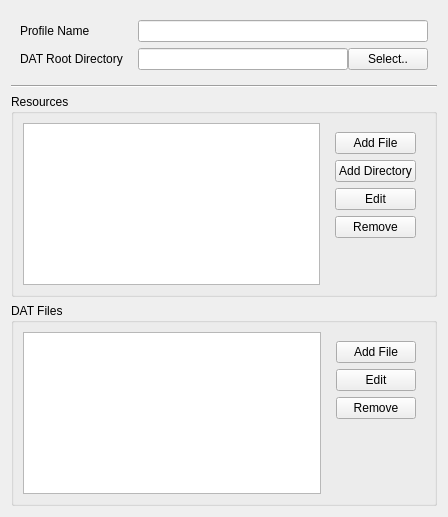
The window that src/gtatools-gui/src/src/gui/ProfileConfigWidget.ui (alemariusnexus/gtatools) describes before a commit, drawn with Qt 5.
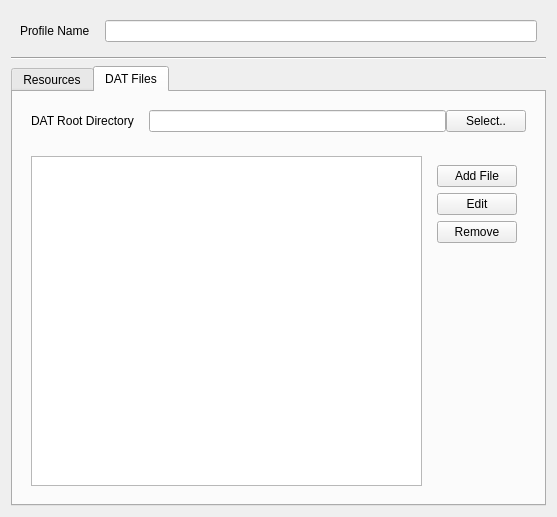
The same window after the commit. The open tabs and pages were chosen to show the change.

```diff
--- a/src/gtatools-gui/src/src/gui/ProfileConfigWidget.ui
+++ b/src/gtatools-gui/src/src/gui/ProfileConfigWidget.ui
@@ -6,7 +6,7 @@
    <rect>
     <x>0</x>
     <y>0</y>
-    <width>448</width>
+    <width>557</width>
     <height>517</height>
    </rect>
   </property>
@@ -36,35 +36,6 @@
       <item row="1" column="1">
        <widget class="QLineEdit" name="nameField"/>
       </item>
-      <item row="2" column="0">
-       <widget class="QLabel" name="label_2">
-        <property name="text">
-         <string>DAT Root Directory</string>
-        </property>
-       </widget>
-      </item>
-      <item row="2" column="1">
-       <widget class="QWidget" name="widget_2" native="true">
-        <layout class="QHBoxLayout" name="horizontalLayout_3">
-         <property name="spacing">
-          <number>0</number>
-         </property>
-         <property name="margin">
-          <number>0</number>
-         </property>
-         <item>
-          <widget class="QLineEdit" name="datRootField"/>
-         </item>
-         <item>
-          <widget class="QPushButton" name="datRootChooseButton">
-           <property name="text">
-            <string>Select..</string>
-           </property>
-          </widget>
-         </item>
-        </layout>
-       </widget>
-      </item>
      </layout>
     </widget>
    </item>
@@ -76,15 +47,28 @@
     </widget>
    </item>
    <item>
-    <widget class="QGroupBox" name="groupBox_2">
+    <widget class="QTabWidget" name="tabWidget">
      <property name="sizePolicy">
-      <sizepolicy hsizetype="Preferred" vsizetype="Preferred">
+      <sizepolicy hsizetype="Expanding" vsizetype="Expanding">
        <horstretch>0</horstretch>
        <verstretch>1</verstretch>
       </sizepolicy>
      </property>
-     <property name="title">
+     <property name="currentIndex">
+      <number>0</number>
+     </property>
+     <widget class="QWidget" name="tab">
+      <attribute name="title">
       <string>Resources</string>
+      </attribute>
+      <layout class="QVBoxLayout" name="verticalLayout_4">
+       <item>
+        <widget class="QWidget" name="widget_2" native="true">
+         <property name="sizePolicy">
+          <sizepolicy hsizetype="Preferred" vsizetype="Preferred">
+           <horstretch>0</horstretch>
+           <verstretch>1</verstretch>
+          </sizepolicy>
      </property>
      <layout class="QHBoxLayout" name="horizontalLayout">
       <item>
@@ -144,16 +128,58 @@
      </layout>
     </widget>
    </item>
-   <item>
-    <widget class="QGroupBox" name="groupBox">
-     <property name="sizePolicy">
-      <sizepolicy hsizetype="Preferred" vsizetype="Preferred">
-       <horstretch>0</horstretch>
-       <verstretch>1</verstretch>
-      </sizepolicy>
-     </property>
-     <property name="title">
+      </layout>
+     </widget>
+     <widget class="QWidget" name="tab_2">
+      <attribute name="title">
       <string>DAT Files</string>
+      </attribute>
+      <layout class="QVBoxLayout" name="verticalLayout_5">
+       <item>
+        <widget class="QWidget" name="widget_5" native="true">
+         <layout class="QFormLayout" name="formLayout_2">
+          <property name="horizontalSpacing">
+           <number>15</number>
+          </property>
+          <item row="0" column="0">
+           <widget class="QLabel" name="label_2">
+            <property name="text">
+             <string>DAT Root Directory</string>
+            </property>
+           </widget>
+          </item>
+          <item row="0" column="1">
+           <widget class="QWidget" name="widget_2" native="true">
+            <layout class="QHBoxLayout" name="horizontalLayout_3">
+             <property name="spacing">
+              <number>0</number>
+             </property>
+             <property name="margin">
+              <number>0</number>
+             </property>
+             <item>
+              <widget class="QLineEdit" name="datRootField"/>
+             </item>
+             <item>
+              <widget class="QPushButton" name="datRootChooseButton">
+               <property name="text">
+                <string>Select..</string>
+               </property>
+              </widget>
+             </item>
+            </layout>
+           </widget>
+          </item>
+         </layout>
+        </widget>
+       </item>
+       <item>
+        <widget class="QWidget" name="widget" native="true">
+         <property name="sizePolicy">
+          <sizepolicy hsizetype="Preferred" vsizetype="Preferred">
+           <horstretch>0</horstretch>
+           <verstretch>1</verstretch>
+          </sizepolicy>
      </property>
      <layout class="QHBoxLayout" name="horizontalLayout_2">
       <item>
@@ -204,6 +230,10 @@
        </widget>
       </item>
      </layout>
+        </widget>
+       </item>
+      </layout>
+     </widget>
     </widget>
    </item>
   </layout>
```
Lines whose indentation alone changed are shown as unchanged.
